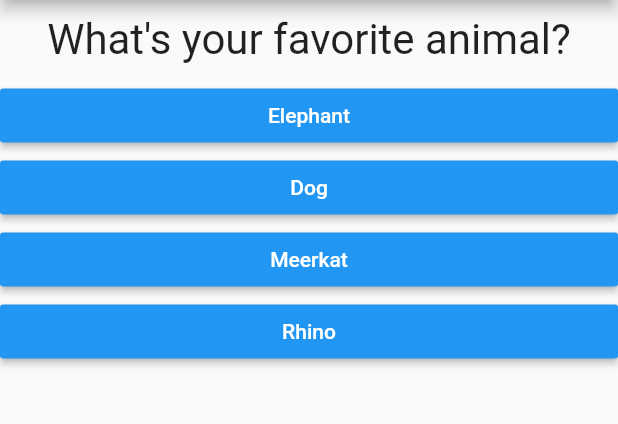
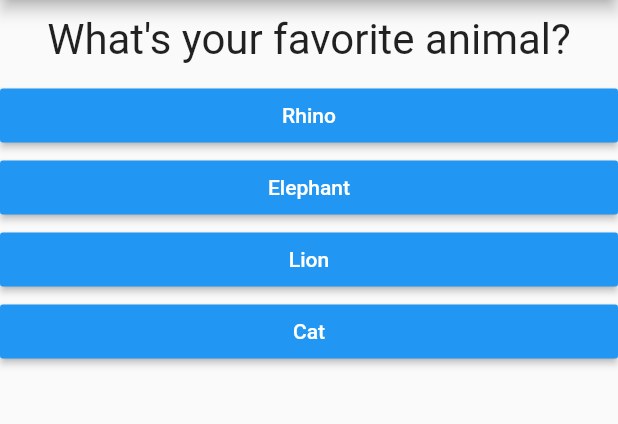
Before and after one commit to roeechen01/QuizAppFlutter, a Flutter app: the screen it shows after launch, after a tap on "Green", on a phone screen of 412 x 824 dp, the part 84-508 px from its top. Run offline on Flutter 3.47's test engine with Material 2 defaults, Android fonts, the phone set to English and light mode, and no system bars.

Commit message:
Good quiz almost ready

```diff
--- a/lib/main.dart
+++ b/lib/main.dart
@@ -1,6 +1,8 @@
 import 'package:flutter/material.dart';
 import './question.dart';
 import './answer.dart';
+import 'result.dart';
+import 'quiz.dart';
 
 const SERVER_IP = "2.3.4.5";
 void main() => runApp(MyApp());
@@ -14,28 +16,48 @@ class MyApp extends StatefulWidget {
 
 class _MyAppState extends State<MyApp> {
   int _questionIndex = 0;
+  int totalPoints = 0;
 
-  final questions = [
+  final questions = const [
     {
       'question': 'What\'s your favorite color?',
-      'answers': ['Green', 'Blue', 'Red', 'White']
+      'answers': [
+        {'text': 'Green', 'score': 0},
+        {'text': 'Blue', 'score': 5},
+        {'text': 'Black', 'score': 10},
+        {'text': 'Purple', 'score': 2}
+      ]
     },
     {
       'question': 'What\'s your favorite animal?',
-      'answers': ['Elephant', 'Dog', 'Meerkat', 'Rhino']
+      'answers': [
+        {'text': 'Rhino', 'score': 0},
+        {'text': 'Elephant', 'score': 5},
+        {'text': 'Lion', 'score': 10},
+        {'text': 'Cat', 'score': 2},
+      ]
     },
     {
       'question': 'What\'s your favorite album?',
-      'answers': ['Abbey Road', 'The Wall', 'CMIYGL', 'Metropolis pt.2']
+      'answers': [
+        {'text': 'CMIYGL', 'score': 12},
+        {'text': 'Dark Side of the Moon', 'score': 10},
+        {'text': 'The Wall', 'score': 2},
+        {'text': 'Metropolis pt.2', 'score': 8},
+      ]
     }
   ];
 
-  void _answerQuestion() {
+  var _questionindex = 0;
+  var _totalScore = 0;
+
+  void _answerQuestion(int score) {
     print('Answer chosen!');
     print(_questionIndex);
     setState(() {
+      _totalScore += score;
+      print(_totalScore);
       _questionIndex++;
-      if (_questionIndex >= questions.length) _questionIndex = 0;
     });
   }
 
@@ -43,16 +65,15 @@ class _MyAppState extends State<MyApp> {
   Widget build(BuildContext ctx) {
     return MaterialApp(
       home: Scaffold(
-        appBar: AppBar(
-          title: Text('My First App'),
-        ),
-        body: Column(children: [
-          Question(questions[_questionIndex]['question'] as String),
-          ...(questions[_questionIndex]['answers'] as List).map((answer) {
-            return Answer(_answerQuestion, answer);
-          }).toList()
-        ]),
-      ),
+          appBar: AppBar(
+            title: Text('My First App'),
+          ),
+          body: _questionIndex < questions.length
+              ? Quiz(
+                  questionIndex: _questionIndex,
+                  questions: questions,
+                  answerQuestion: _answerQuestion)
+              : Result()),
     );
   }
 }
--- /dev/null
+++ b/lib/quiz.dart
@@ -0,0 +1,25 @@
+import 'package:flutter/material.dart';
+import './answer.dart';
+import './question.dart';
+
+class Quiz extends StatelessWidget {
+  final int questionIndex;
+  final questions;
+  final Function answerQuestion;
+
+  Quiz(
+      {@required this.questionIndex,
+      @required this.questions,
+      @required this.answerQuestion});
+
+  @override
+  Widget build(BuildContext context) {
+    return Column(children: [
+      Question(questions[questionIndex]['question'] as String),
+      ...(questions[questionIndex]['answers'] as List<Map<String, Object>>)
+          .map((answer) {
+        return Answer(() => answerQuestion(answer['score']), answer['text']);
+      }).toList()
+    ]);
+  }
+}
--- /dev/null
+++ b/lib/result.dart
@@ -0,0 +1,11 @@
+import 'package:flutter/material.dart';
+
+class Result extends StatelessWidget {
+  @override
+  Widget build(BuildContext context) {
+    return Container(
+        child: Center(
+      child: Text('Quiz done!'),
+    ));
+  }
+}
--- a/pubspec.yaml
+++ b/pubspec.yaml
@@ -18,7 +18,7 @@ publish_to: 'none' # Remove this line if you wish to publish to pub.dev
 version: 1.0.0+1
 
 environment:
-  sdk: ">=2.12.0 <3.0.0"
+  sdk: ">=2.10.0 <3.0.0"
 
 dependencies:
   flutter:
@@ -27,7 +27,7 @@ dependencies:
 
   # The following adds the Cupertino Icons font to your application.
   # Use with the CupertinoIcons class for iOS style icons.
-  cupertino_icons: ^1.0.2
+  cupertino_icons: ^0.1.3
 
 dev_dependencies:
   flutter_test:
@@ -42,7 +42,6 @@ flutter:
   # The following line ensures that the Material Icons font is
   # included with your application, so that you can use the icons in
   # the material Icons class.
-  uses-material-design: true
 
   # To add assets to your application, add an assets section, like this:
   # assets:
```
Also changed, not shown: pubspec.lock.
